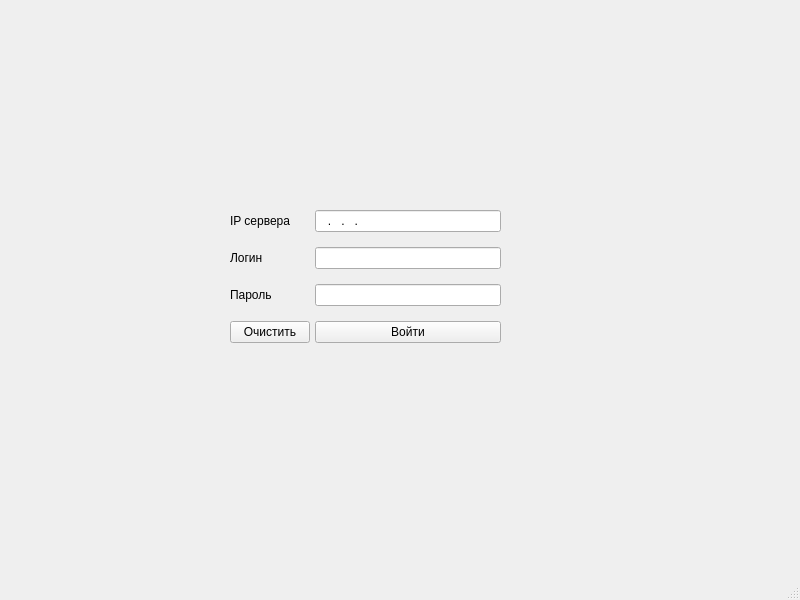
The window that designs/loginPage.ui (AlexeyK2021/wine-system-client) describes before a commit, drawn with Qt 5.
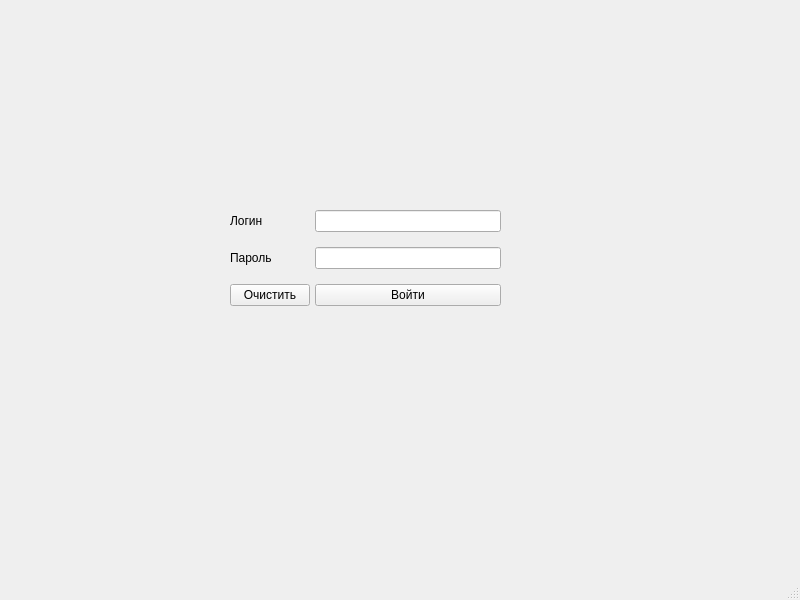
The same window after the commit.

Commit message: admin pages

The edit to the form file:
```diff
--- a/designs/loginPage.ui
+++ b/designs/loginPage.ui
@@ -36,28 +36,28 @@
      <property name="verticalSpacing">
       <number>15</number>
      </property>
-     <item row="1" column="0">
+     <item row="0" column="0">
       <widget class="QLabel" name="label">
        <property name="text">
         <string>Логин</string>
        </property>
       </widget>
      </item>
-     <item row="1" column="1">
+     <item row="0" column="1">
       <widget class="QLineEdit" name="login">
        <property name="text">
         <string/>
        </property>
       </widget>
      </item>
-     <item row="2" column="0">
+     <item row="1" column="0">
       <widget class="QLabel" name="label_2">
        <property name="text">
         <string>Пароль</string>
        </property>
       </widget>
      </item>
-     <item row="2" column="1">
+     <item row="1" column="1">
       <widget class="QLineEdit" name="passwd">
        <property name="inputMethodHints">
         <set>Qt::ImhDate|Qt::ImhHiddenText|Qt::ImhNoAutoUppercase|Qt::ImhNoPredictiveText|Qt::ImhPreferLowercase|Qt::ImhSensitiveData|Qt::ImhUppercaseOnly</set>
@@ -67,43 +67,17 @@
        </property>
       </widget>
      </item>
-     <item row="3" column="1">
-      <widget class="QPushButton" name="log_in_button">
-       <property name="text">
-        <string>Войти</string>
-       </property>
-      </widget>
-     </item>
-     <item row="3" column="0">
+     <item row="2" column="0">
       <widget class="QPushButton" name="clear_button">
        <property name="text">
         <string>Очистить</string>
        </property>
       </widget>
      </item>
-     <item row="0" column="1">
-      <widget class="QLineEdit" name="server_ip">
-       <property name="inputMethodHints">
-        <set>Qt::ImhDigitsOnly</set>
-       </property>
-       <property name="inputMask">
-        <string>000.000.000.000</string>
-       </property>
+     <item row="2" column="1">
+      <widget class="QPushButton" name="log_in_button">
        <property name="text">
-        <string>...</string>
-       </property>
-       <property name="cursorPosition">
-        <number>0</number>
-       </property>
-       <property name="alignment">
-        <set>Qt::AlignLeading|Qt::AlignLeft|Qt::AlignVCenter</set>
-       </property>
-      </widget>
-     </item>
-     <item row="0" column="0">
-      <widget class="QLabel" name="label_3">
-       <property name="text">
-        <string>IP сервера</string>
+        <string>Войти</string>
        </property>
       </widget>
      </item>
```
Left out of the diff: 19 changed lines with no effect on the pictures. The commit also changes 11 other files.
